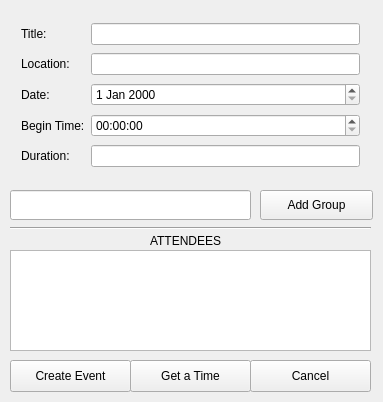
Above: create_group_event.ui from allenh1/timefuse-client before the change. Below: the same form after it.
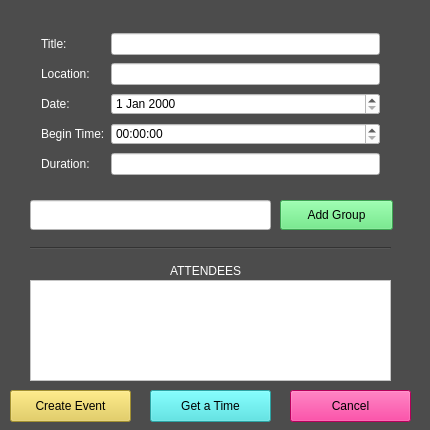
That is the form after the change.

Commit message:
added colors to the ui of account settings
Made our UI great again.

What changed in the file:
```diff
--- a/create_group_event.ui
+++ b/create_group_event.ui
@@ -6,37 +6,61 @@
    <rect>
     <x>0</x>
     <y>0</y>
-    <width>383</width>
-    <height>402</height>
+    <width>430</width>
+    <height>430</height>
    </rect>
   </property>
   <property name="windowTitle">
    <string>Create A Group Event </string>
   </property>
+  <property name="styleSheet">
+   <string notr="true">background-color: rgb(76, 76, 76);
+font: 12pt &quot;Courier&quot;;</string>
+  </property>
   <widget class="QWidget" name="gridLayoutWidget">
    <property name="geometry">
     <rect>
-     <x>10</x>
-     <y>10</y>
+     <x>30</x>
+     <y>20</y>
      <width>361</width>
      <height>172</height>
     </rect>
    </property>
    <layout class="QGridLayout" name="gridLayout">
     <item row="3" column="1">
-     <widget class="QTimeEdit" name="begin_time_edit"/>
+     <widget class="QTimeEdit" name="begin_time_edit">
+      <property name="styleSheet">
+       <string notr="true">background-color: rgb(255, 255, 255);</string>
+      </property>
+     </widget>
     </item>
     <item row="0" column="1">
-     <widget class="QLineEdit" name="title_input"/>
+     <widget class="QLineEdit" name="title_input">
+      <property name="styleSheet">
+       <string notr="true">background-color: rgb(255, 255, 255);</string>
+      </property>
+     </widget>
     </item>
     <item row="1" column="1">
-     <widget class="QLineEdit" name="location_input"/>
+     <widget class="QLineEdit" name="location_input">
+      <property name="styleSheet">
+       <string notr="true">background-color: rgb(255, 255, 255);</string>
+      </property>
+     </widget>
     </item>
     <item row="4" column="1">
-     <widget class="QLineEdit" name="duration_input"/>
+     <widget class="QLineEdit" name="duration_input">
+      <property name="styleSheet">
+       <string notr="true">background-color: rgb(255, 255, 255);</string>
+      </property>
+     </widget>
     </item>
     <item row="4" column="0">
      <widget class="QLabel" name="end_time">
+      <property name="styleSheet">
+       <string notr="true">color: rgb(255, 255, 255);
+font: 12pt &quot;Courier&quot;;</string>
+      </property>
       <property name="text">
        <string>Duration:</string>
       </property>
@@ -44,6 +68,10 @@
     </item>
     <item row="0" column="0">
      <widget class="QLabel" name="title">
+      <property name="styleSheet">
+       <string notr="true">color: rgb(255, 255, 255);
+font: 12pt &quot;Courier&quot;;</string>
+      </property>
       <property name="text">
        <string>Title:</string>
       </property>
@@ -51,6 +79,10 @@
     </item>
     <item row="1" column="0">
      <widget class="QLabel" name="location">
+      <property name="styleSheet">
+       <string notr="true">color: rgb(255, 255, 255);
+font: 12pt &quot;Courier&quot;;</string>
+      </property>
       <property name="text">
        <string>Location:</string>
       </property>
@@ -58,16 +90,28 @@
     </item>
     <item row="3" column="0">
      <widget class="QLabel" name="begin_time">
+      <property name="styleSheet">
+       <string notr="true">color: rgb(255, 255, 255);
+font: 12pt &quot;Courier&quot;;</string>
+      </property>
       <property name="text">
        <string>Begin Time:</string>
       </property>
      </widget>
     </item>
     <item row="2" column="1">
-     <widget class="QDateEdit" name="dateEdit"/>
+     <widget class="QDateEdit" name="dateEdit">
+      <property name="styleSheet">
+       <string notr="true">background-color: rgb(255, 255, 255);</string>
+      </property>
+     </widget>
     </item>
     <item row="2" column="0">
      <widget class="QLabel" name="date_text">
+      <property name="styleSheet">
+       <string notr="true">color: rgb(255, 255, 255);
+font: 12pt &quot;Courier&quot;;</string>
+      </property>
       <property name="text">
        <string>Date:</string>
       </property>
@@ -78,12 +122,16 @@
   <widget class="QPushButton" name="cancel">
    <property name="geometry">
     <rect>
-     <x>250</x>
-     <y>360</y>
+     <x>290</x>
+     <y>390</y>
      <width>121</width>
      <height>32</height>
     </rect>
    </property>
+   <property name="styleSheet">
+    <string notr="true">font: 12pt &quot;Courier&quot;;
+background-color: rgb(255, 0, 128);</string>
+   </property>
    <property name="text">
     <string>Cancel</string>
    </property>
@@ -92,11 +140,15 @@
    <property name="geometry">
     <rect>
      <x>10</x>
-     <y>360</y>
+     <y>390</y>
      <width>121</width>
      <height>32</height>
     </rect>
    </property>
+   <property name="styleSheet">
+    <string notr="true">font: 12pt &quot;Courier&quot;;
+background-color: rgb(227, 201, 69);</string>
+   </property>
    <property name="text">
     <string>Create Event</string>
    </property>
@@ -104,12 +156,16 @@
   <widget class="QLabel" name="attendees">
    <property name="geometry">
     <rect>
-     <x>150</x>
-     <y>230</y>
-     <width>71</width>
+     <x>170</x>
+     <y>260</y>
+     <width>91</width>
      <height>21</height>
     </rect>
    </property>
+   <property name="styleSheet">
+    <string notr="true">color: rgb(255, 255, 255);
+font: 13pt &quot;Courier&quot;;</string>
+   </property>
    <property name="text">
     <string>ATTENDEES</string>
    </property>
@@ -117,12 +173,16 @@
   <widget class="QPushButton" name="add_member">
    <property name="geometry">
     <rect>
-     <x>260</x>
-     <y>190</y>
+     <x>280</x>
+     <y>200</y>
      <width>113</width>
      <height>30</height>
     </rect>
    </property>
+   <property name="styleSheet">
+    <string notr="true">font: 12pt &quot;Courier&quot;;
+background-color: rgb(86, 231, 115);</string>
+   </property>
    <property name="text">
     <string>Add Group</string>
    </property>
@@ -130,28 +190,34 @@
   <widget class="QLineEdit" name="group_to_add">
    <property name="geometry">
     <rect>
-     <x>10</x>
-     <y>190</y>
+     <x>30</x>
+     <y>200</y>
      <width>241</width>
      <height>30</height>
     </rect>
    </property>
+   <property name="styleSheet">
+    <string notr="true">background-color: rgb(255, 255, 255);</string>
+   </property>
   </widget>
   <widget class="QListWidget" name="attendees_list">
    <property name="geometry">
     <rect>
-     <x>10</x>
-     <y>250</y>
+     <x>30</x>
+     <y>280</y>
      <width>361</width>
      <height>101</height>
     </rect>
    </property>
+   <property name="styleSheet">
+    <string notr="true">background-color: rgb(255, 255, 255);</string>
+   </property>
   </widget>
   <widget class="Line" name="line">
    <property name="geometry">
     <rect>
-     <x>10</x>
-     <y>220</y>
+     <x>30</x>
+     <y>240</y>
      <width>361</width>
      <height>16</height>
     </rect>
@@ -163,12 +229,16 @@
   <widget class="QPushButton" name="get_a_time">
    <property name="geometry">
     <rect>
-     <x>130</x>
-     <y>360</y>
+     <x>150</x>
+     <y>390</y>
      <width>121</width>
      <height>32</height>
     </rect>
    </property>
+   <property name="styleSheet">
+    <string notr="true">font: 12pt &quot;Courier&quot;;
+background-color: rgb(61, 229, 229);</string>
+   </property>
    <property name="text">
     <string>Get a Time</string>
    </property>
```
The commit also changes 13 other files.
